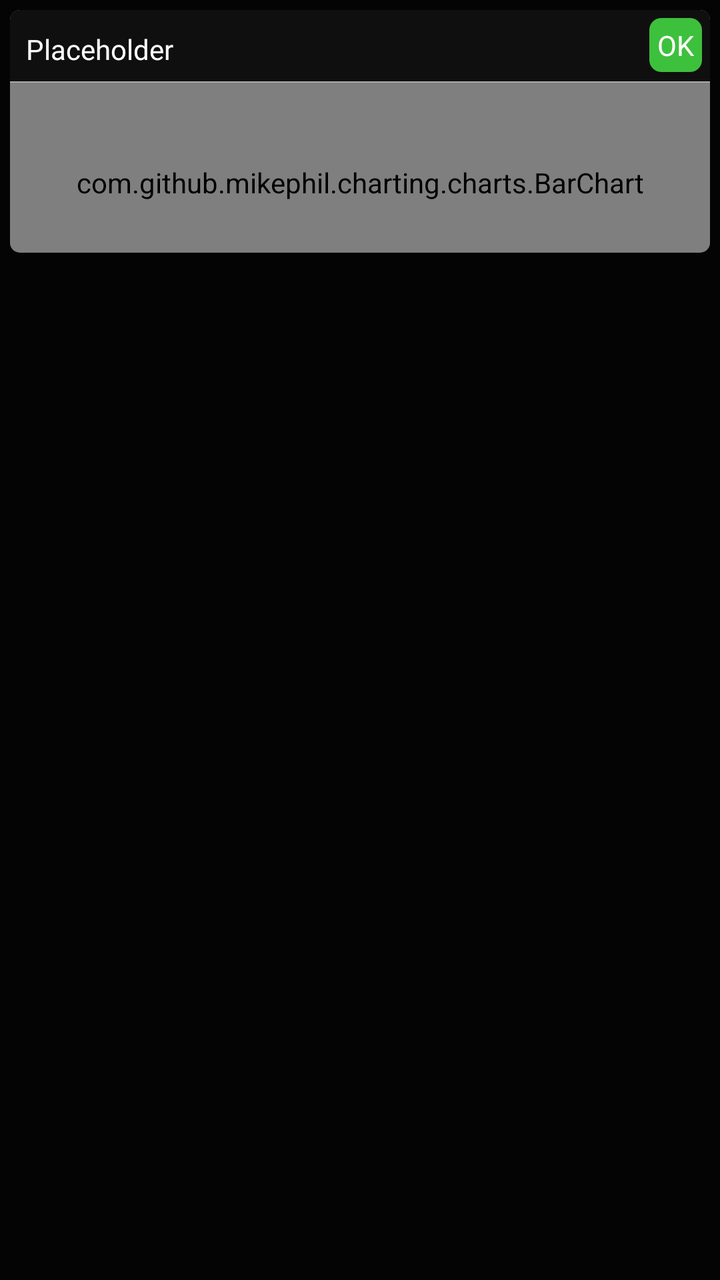
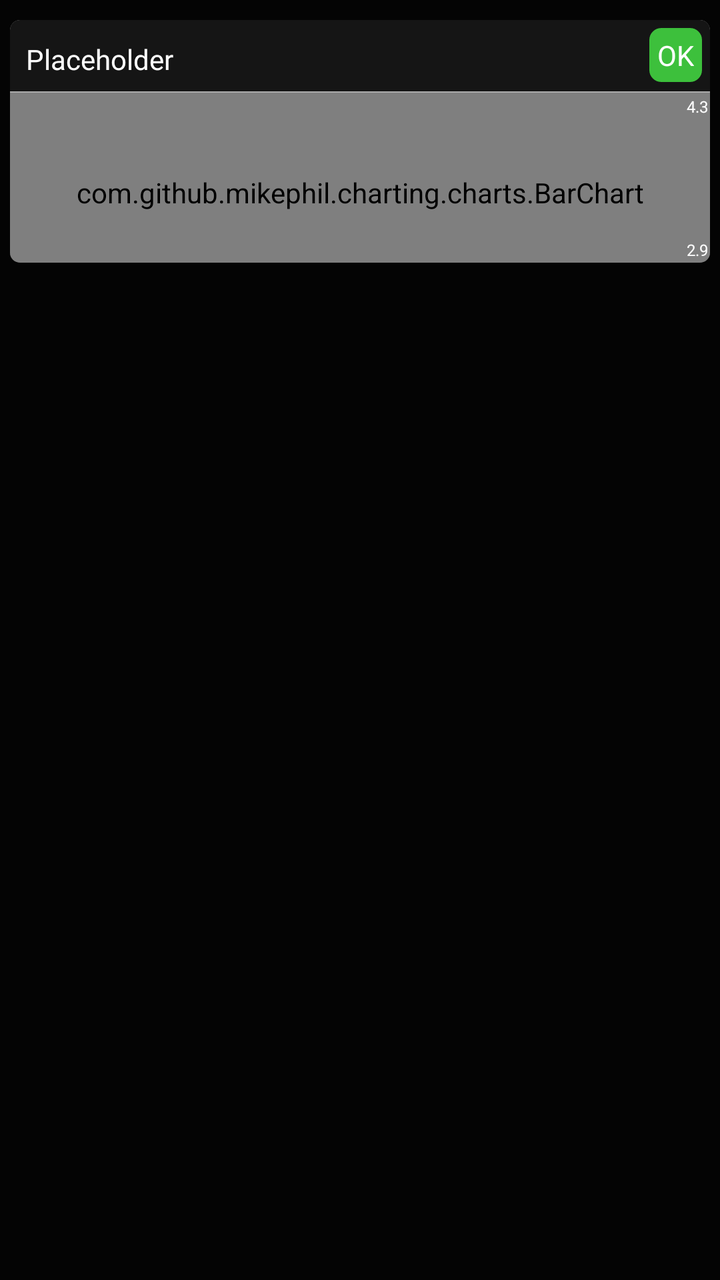

Two renders of the same Android screen: before a commit and after it. Below are the layout's source before the change and the commit's diff.
<!-- AndroidManifest.xml: application theme Theme.RUBMotorsportGroup2 -->
<!-- res/layout/segment_card.xml -->
<?xml version="1.0" encoding="utf-8"?>
<androidx.constraintlayout.widget.ConstraintLayout xmlns:android="http://schemas.android.com/apk/res/android"
    xmlns:app="http://schemas.android.com/apk/res-auto"
    xmlns:tools="http://schemas.android.com/tools"
    android:layout_width="match_parent"
    android:layout_height="wrap_content">

    <androidx.cardview.widget.CardView
        android:id="@+id/cv_segment"
        android:layout_width="match_parent"
        android:layout_height="0dp"
        android:layout_margin="5dp"
        app:cardCornerRadius="5dp"
        app:layout_constraintEnd_toEndOf="parent"
        app:layout_constraintStart_toStartOf="parent"
        app:layout_constraintTop_toTopOf="parent">

        <androidx.constraintlayout.widget.ConstraintLayout
            android:layout_width="match_parent"
            android:layout_height="wrap_content"
            android:background="@color/ElementColor">

            <TextView
                android:id="@+id/tv_segmentStatus"
                android:layout_width="wrap_content"
                android:layout_height="wrap_content"
                android:layout_marginTop="4dp"
                android:layout_marginEnd="4dp"
                android:background="@drawable/tv_segment_status_drawable"
                android:padding="4dp"


                android:text="@string/status_ok"
                app:layout_constraintEnd_toEndOf="parent"
                app:layout_constraintTop_toTopOf="parent" />

            <TextView
                android:id="@+id/tv_segmentID"
                android:layout_width="0dp"
                android:layout_height="wrap_content"
                android:layout_marginStart="8dp"
                android:layout_marginTop="10dp"
                android:fontFamily="@font/roboto"
                android:text="Placeholder"
                android:textColor="@color/white"
                app:layout_constraintStart_toStartOf="parent"
                app:layout_constraintTop_toTopOf="parent" />

            <View
                android:layout_width="400dp"
                android:layout_height="1dp"
                android:layout_marginBottom="80dp"
                android:background="@android:color/darker_gray"
                app:layout_constraintBottom_toBottomOf="parent"
                app:layout_constraintStart_toStartOf="parent"
                app:layout_constraintTop_toBottomOf="@+id/tv_segmentStatus" />

            <com.github.mikephil.charting.charts.BarChart
                android:id="@+id/bc_segmentData"
                android:layout_width="match_parent"
                android:layout_height="100dp"
                android:layout_marginTop="-8dp"
                android:background="@color/ElementColor"
                android:translationY="15dp"
                app:layout_constraintTop_toBottomOf="@+id/tv_segmentID"
                tools:layout_editor_absoluteX="0dp" />

        </androidx.constraintlayout.widget.ConstraintLayout>

    </androidx.cardview.widget.CardView>
</androidx.constraintlayout.widget.ConstraintLayout>
<!-- resources referenced by this layout -->
<resources>
  <color name="ElementColor">#0f0f0f</color>
  <color name="white">#FFFFFFFF</color>
  <!-- drawable tv_segment_status_drawable (drawable) -->
  <?xml version="1.0" encoding="utf-8"?>
  <shape
      xmlns:android="http://schemas.android.com/apk/res/android"
      android:shape="rectangle">
  
      <corners android:radius="5dp" />
  
      
      <stroke android:width="2dp" android:color="@color/OKColor" />
  
      
      <solid android:color="@color/OKColor"  />
  
  </shape>
  <string name="status_ok">OK</string>
  <style name="Theme.RUBMotorsportGroup2" parent="Base.Theme.RUBMotorsportGroup2" />
  <color name="OKColor">#3dc03c</color>
  <style name="Base.Theme.RUBMotorsportGroup2" parent="Theme.Material3.DayNight.NoActionBar">
          <item name="colorPrimary">@color/RubColorBlue</item>
          <item name="android:windowBackground">@color/BackgroundColor</item>
          <item name="colorAccent">@color/ElementColor</item>
          <item name="colorSecondaryContainer">@color/white</item>
          <item name="colorSecondaryFixed">@color/white</item>
          <item name="android:textColorSecondary">@color/white</item>
          <item name="android:textColorSecondaryInverse">@color/black</item>
          <item name="android:textColorTertiary">@color/white</item>
          <item name="android:textColorTertiaryInverse">@color/black</item>
          <item name="android:backgroundTint">@null</item>
          
          
      </style>
  <color name="RubColorBlue">#003560</color>
  <color name="BackgroundColor">#040404</color>
  <color name="black">#FF000000</color>
</resources>

<!-- the commit's change to res/layout/segment_card.xml (unified diff, before → after) -->
@@ -9,7 +9,8 @@
         android:id="@+id/cv_segment"
         android:layout_width="match_parent"
         android:layout_height="0dp"
-        android:layout_margin="5dp"
+        android:layout_marginHorizontal="5dp"
+        android:layout_marginVertical="10dp"
         app:cardCornerRadius="5dp"
         app:layout_constraintEnd_toEndOf="parent"
         app:layout_constraintStart_toStartOf="parent"
@@ -47,6 +48,7 @@
                 app:layout_constraintTop_toTopOf="parent" />
 
             <View
+                android:id="@+id/view"
                 android:layout_width="400dp"
                 android:layout_height="1dp"
                 android:layout_marginBottom="80dp"
@@ -63,7 +65,29 @@
                 android:background="@color/ElementColor"
                 android:translationY="15dp"
                 app:layout_constraintTop_toBottomOf="@+id/tv_segmentID"
-                tools:layout_editor_absoluteX="0dp" />
+                tools:layout_editor_absoluteX="0dp">
+
+            </com.github.mikephil.charting.charts.BarChart>
+
+            <TextView
+                android:id="@+id/textView2"
+                android:layout_width="wrap_content"
+                android:layout_height="wrap_content"
+                android:layout_margin="1dp"
+                android:text="4.3"
+                android:textSize="8sp"
+                app:layout_constraintEnd_toEndOf="parent"
+                app:layout_constraintTop_toBottomOf="@+id/view" />
+
+            <TextView
+                android:id="@+id/textView3"
+                android:layout_width="wrap_content"
+                android:layout_height="wrap_content"
+                android:layout_margin="1dp"
+                android:text="2.9"
+                android:textSize="8sp"
+                app:layout_constraintBottom_toBottomOf="parent"
+                app:layout_constraintEnd_toEndOf="parent" />
 
         </androidx.constraintlayout.widget.ConstraintLayout>
 
<!-- resource entries referenced after the edit -->
@@ -1,6 +1,6 @@
 <!-- resources referenced by this layout -->
 <resources>
-  <color name="ElementColor">#0f0f0f</color>
+  <color name="ElementColor">#151515</color>
   <color name="white">#FFFFFFFF</color>
   <!-- drawable tv_segment_status_drawable (drawable) -->
   <?xml version="1.0" encoding="utf-8"?>
